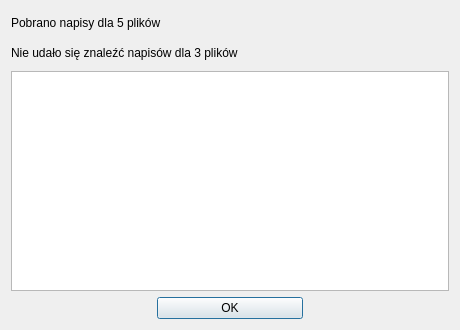
Above: gui/ui/frmsummary.ui from QNapi/qnapi before the change. Below: the same form after it.
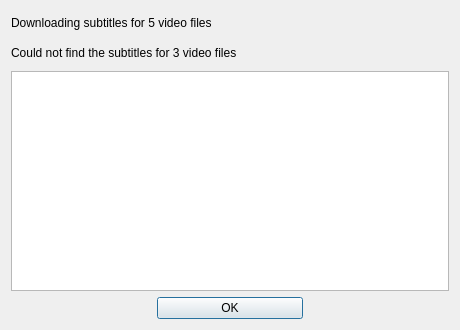
That is the form after the change. Icons and pictures are not drawn.

What changed in the file:
```diff
--- a/gui/ui/frmsummary.ui
+++ b/gui/ui/frmsummary.ui
@@ -42,7 +42,7 @@
       </size>
      </property>
      <property name="text">
-      <string>Pobrano napisy dla 5 plików</string>
+      <string>Downloading subtitles for 5 video files</string>
      </property>
      <property name="textFormat">
       <enum>Qt::AutoText</enum>
@@ -58,7 +58,7 @@
       </size>
      </property>
      <property name="text">
-      <string>Nie udało się znaleźć napisów dla 3 plików</string>
+      <string>Could not find the subtitles for 3 video files</string>
      </property>
     </widget>
    </item>
```
Left out of the diff: 2 changed lines with no effect on the pictures.
